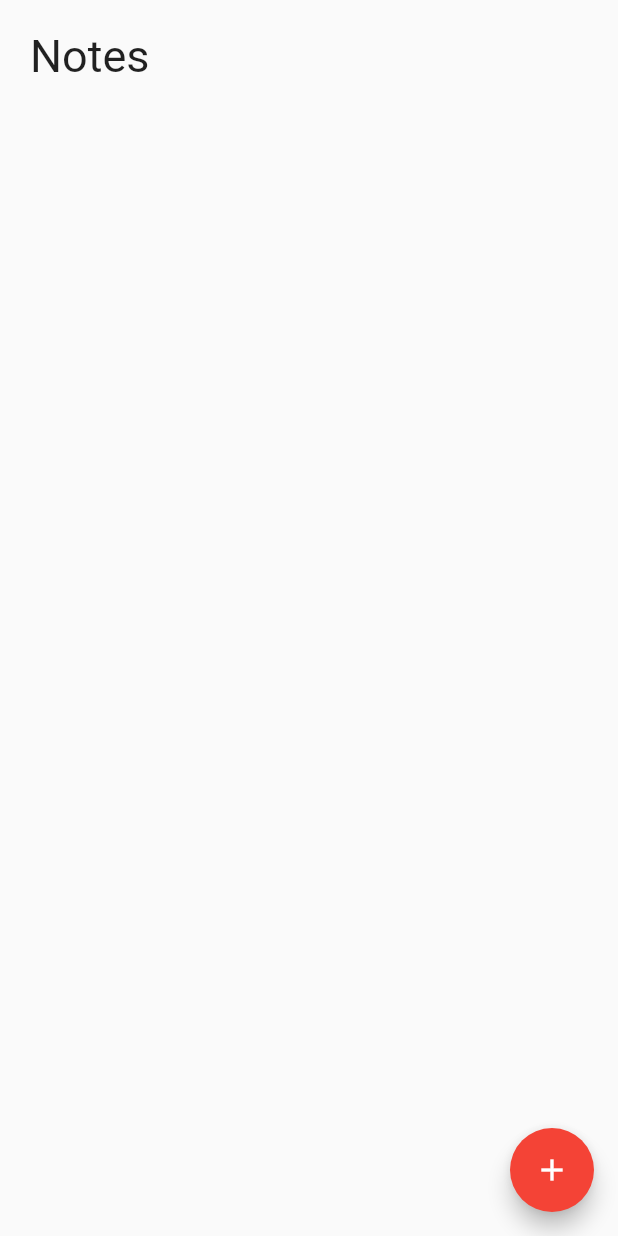
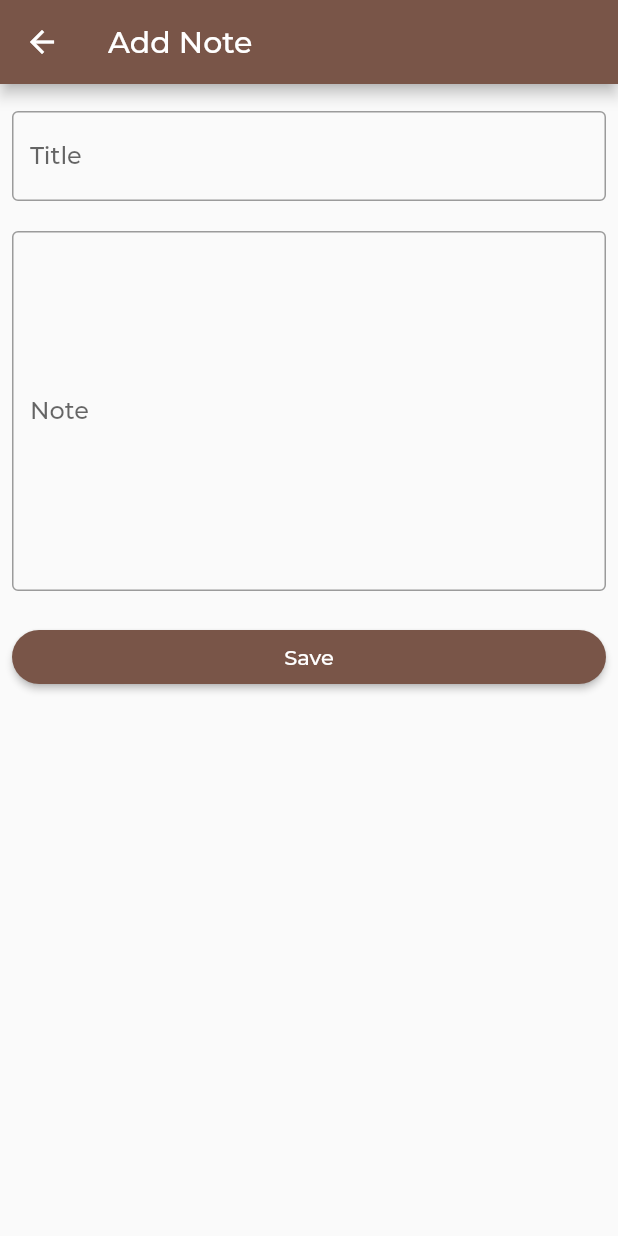
Before and after one commit to simform-solutions/flutter_note_app, a Flutter app: the screen it shows after launch, after a tap on the "add" icon, on a phone screen of 412 x 824 dp. Run offline on Flutter 3.47's test engine with Material 2 defaults, Android fonts, the phone set to English and light mode, and no system bars.

Commit message:
UI Created

```diff
--- /dev/null
+++ b/lib/Classes/data.dart
@@ -0,0 +1,12 @@
+import 'note.dart';
+
+List<Note> getData(){
+  List<Note> data = List<Note>();
+  data.add(Note(title:'Buy Fruits',note: 'Buy Mango'));
+  data.add(Note(title:'Wash car',note: 'Wash car'));
+  data.add(Note(title:'Wash Bike',note: 'Wash Bike'));
+  data.add(Note(title:'Buy Books',note: 'Buy books'));
+  data.add(Note(title:'Buy Mouse',note: 'Mouse'));
+  data.add(Note(title:'Keyboard',note: 'Keyboard'));
+  return data;
+}
--- /dev/null
+++ b/lib/CustomWidgets/custom_card.dart
@@ -0,0 +1,48 @@
+import 'package:flutter/material.dart';
+import 'package:notes_app/Classes/note.dart';
+import 'package:notes_app/Views/add_note_view.dart';
+
+class CustomCard extends StatelessWidget {
+  final Note data;
+  CustomCard(this.data);
+  @override
+  Widget build(BuildContext context) {
+    return Container(
+      padding: EdgeInsets.symmetric(vertical: 3),
+      child: Card(
+        color: Color(0xFFff5722),
+        clipBehavior: Clip.antiAliasWithSaveLayer,
+        elevation: 5,
+        shape:
+            RoundedRectangleBorder(borderRadius: BorderRadius.circular(10.0)),
+        child: InkWell(
+          onTap: () {
+            Route route = MaterialPageRoute(
+                builder: (context) => AddNote(
+                      note: data,
+                    ));
+            Navigator.push(context, route);
+          },
+          splashColor: Color(0xFFd7ccc8),
+          child: Container(
+            padding: EdgeInsets.all(15.0),
+            child: Row(
+              children: <Widget>[
+                Expanded(
+                  child: Text(
+                    data.title,
+                    style: TextStyle(fontSize: 15, color: Colors.white),
+                  ),
+                ),
+                Icon(
+                  Icons.arrow_forward_ios,
+                  color: Colors.white,
+                )
+              ],
+            ),
+          ),
+        ),
+      ),
+    );
+  }
+}
--- /dev/null
+++ b/lib/Views/add_note_view.dart
@@ -0,0 +1,91 @@
+import 'package:flutter/material.dart';
+import 'package:notes_app/Classes/note.dart';
+
+class AddNote extends StatelessWidget {
+  final Note note;
+  AddNote({this.note});
+  @override
+  Widget build(BuildContext context) {
+    String title = 'Add Note';
+    List<Widget> icons;
+    TextEditingController _titleControllor;
+    TextEditingController _noteControllor;
+    if (note != null) {
+      icons = [
+        IconButton(
+          icon: Icon(Icons.edit),
+          onPressed: () {},
+        ),
+        IconButton(
+          icon: Icon(Icons.delete),
+          onPressed: () {},
+        ),
+      ];
+      title = 'View Note';
+      _titleControllor = TextEditingController(
+        text: note.title,
+      );
+      _noteControllor = TextEditingController(text: note.note);
+    }
+    return Scaffold(
+      appBar: AppBar(
+        actions: icons,
+        title: Text(title),
+      ),
+      body: Container(
+        padding: EdgeInsets.all(8.0),
+        child: ListView(
+          children: <Widget>[
+            // Container(
+            //   padding: EdgeInsets.only(left: 10),
+            //   child: Text(
+            //     'Add Notes',
+            //     style: TextStyle(fontSize: 35.0),
+            //   ),
+            // ),
+            SizedBox(
+              height: 10,
+            ),
+            TextField(
+              enabled: note == null ? true : false,
+              controller: _titleControllor,
+              decoration: InputDecoration(
+                  border: OutlineInputBorder(),
+                  labelText: 'Title',
+                  hintText: 'Title'),
+            ),
+            SizedBox(
+              height: 20,
+            ),
+            TextField(
+              enabled: note == null ? true : false,
+              controller: _noteControllor,
+              keyboardType: TextInputType.multiline,
+              maxLines: 10,
+              decoration: InputDecoration(
+                  border: OutlineInputBorder(),
+                  labelText: 'Note',
+                  hintText: 'Note'),
+            ),
+            SizedBox(
+              height: 20,
+            ),
+            Container(
+              child: note == null
+                  ? RawMaterialButton(
+                      fillColor: Colors.brown,
+                      shape: StadiumBorder(),
+                      onPressed: () {},
+                      child: Text(
+                        'Save',
+                        style: TextStyle(color: Colors.white),
+                      ),
+                    )
+                  : Container(),
+            )
+          ],
+        ),
+      ),
+    );
+  }
+}
--- a/lib/Views/home_view.dart
+++ b/lib/Views/home_view.dart
@@ -1,26 +1,63 @@
 import 'package:flutter/material.dart';
+import 'package:notes_app/Classes/data.dart';
+import 'package:notes_app/Classes/note.dart';
+// import 'package:notes_app/CustomWidgets/custom_card.dart';
+import 'package:notes_app/Views/add_note_view.dart';
 
 class HomeView extends StatelessWidget {
   @override
   Widget build(BuildContext context) {
+    List<Note> data = getData();
     return Scaffold(
+      appBar: AppBar(
+        title: Text('Notes'),
+      ),
       body: Container(
-              child: Column(
+        padding: EdgeInsets.all(8.0),
+        child: ListView(
           children: <Widget>[
-            Container(
-              padding: EdgeInsets.all(20.0),
-              child: Text('Notes',
-              style: TextStyle(
-                fontSize: 30.0
+            // Container(
+            //   padding: EdgeInsets.only(left: 10),
+            //   child: Text(
+            //     'Notes',
+            //     style: TextStyle(fontSize: 35.0),
+            //   ),
+            // ),
+            SizedBox(
+              height: MediaQuery.of(context).size.height * 0.882,
+              child: ListView.builder(
+                itemCount: data.length,
+                itemBuilder: (BuildContext context, int i) {
+                  return Column(
+                    children: <Widget>[
+                      ListTile(
+                        title: Text(data[i].title),
+                        onTap: () {
+                          Route route = MaterialPageRoute(
+                              builder: (context) => AddNote(
+                                    note: data[i],
+                                  ));
+                          Navigator.push(context, route);
+                        },
+                      ),
+                      Divider(color: Colors.brown)
+                    ],
+                  );
+                },
               ),
-              ),
-            ),
+            )
           ],
         ),
       ),
       floatingActionButton: FloatingActionButton(
-        onPressed: () {},
-        child: Icon(Icons.add),
+        backgroundColor: Color(0xFF4e342e),
+        onPressed: () {
+          Route route = MaterialPageRoute(builder: (context) => AddNote());
+          Navigator.push(context, route);
+        },
+        child: Icon(
+          Icons.add,
+        ),
       ),
     );
   }
--- a/lib/main.dart
+++ b/lib/main.dart
@@ -10,8 +10,9 @@ class MyApp extends StatelessWidget {
     return MaterialApp(
       title: 'Notes App',
       theme: ThemeData(
+        fontFamily: 'Montserrat',
         brightness: Brightness.light,
-        primarySwatch: Colors.red,
+        primarySwatch: Colors.brown,
       ),
       home: HomeView(),
     );
```
Also changed, not shown: pubspec.yaml (+7 -0 lines), fonts/Montserrat-BlackItalic.ttf (added), fonts/Montserrat-Medium.ttf (added).
